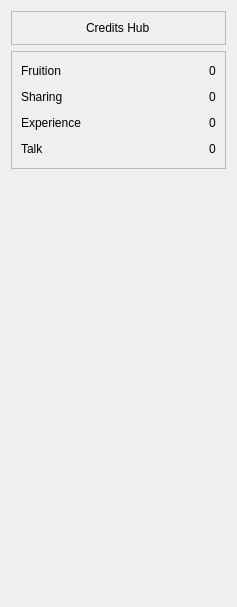
This is ui/ObjectivesWidget.ui in Reidaa/EpiReminder as Qt 5 draws it before an edit. The edited form follows.
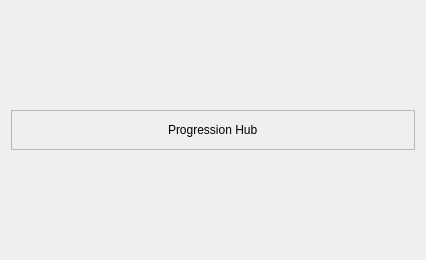
This is the edited form.

The edit to the form file:
```diff
--- a/ui/ObjectivesWidget.ui
+++ b/ui/ObjectivesWidget.ui
@@ -6,8 +6,8 @@
    <rect>
     <x>0</x>
     <y>0</y>
-    <width>237</width>
-    <height>607</height>
+    <width>426</width>
+    <height>260</height>
    </rect>
   </property>
   <property name="windowTitle">
@@ -16,6 +16,18 @@
   <layout class="QVBoxLayout" name="verticalLayout">
    <item>
     <widget class="QFrame" name="frame">
+     <property name="minimumSize">
+      <size>
+       <width>0</width>
+       <height>40</height>
+      </size>
+     </property>
+     <property name="maximumSize">
+      <size>
+       <width>16777215</width>
+       <height>40</height>
+      </size>
+     </property>
      <property name="frameShape">
       <enum>QFrame::StyledPanel</enum>
      </property>
@@ -26,7 +38,7 @@
       <item alignment="Qt::AlignHCenter|Qt::AlignVCenter">
        <widget class="QLabel" name="label">
         <property name="text">
-         <string>Credits Hub</string>
+         <string>Progression Hub</string>
         </property>
        </widget>
       </item>
@@ -34,134 +46,7 @@
     </widget>
    </item>
    <item>
-    <widget class="QFrame" name="frame">
-     <property name="frameShape">
-      <enum>QFrame::StyledPanel</enum>
-     </property>
-     <layout class="QGridLayout" name="gridLayout">
-      <item row="2" column="2">
-       <widget class="QLabel" name="label_15">
-        <property name="text">
-         <string>0</string>
-        </property>
-       </widget>
-      </item>
-      <item row="1" column="0">
-       <widget class="QLabel" name="label_5">
-        <property name="text">
-         <string>Sharing</string>
-        </property>
-       </widget>
-      </item>
-      <item row="3" column="0">
-       <widget class="QLabel" name="label_7">
-        <property name="text">
-         <string>Talk</string>
-        </property>
-       </widget>
-      </item>
-      <item row="0" column="2">
-       <widget class="QLabel" name="label_13">
-        <property name="text">
-         <string>0</string>
-        </property>
-       </widget>
-      </item>
-      <item row="2" column="0">
-       <widget class="QLabel" name="label_6">
-        <property name="text">
-         <string>Experience</string>
-        </property>
-       </widget>
-      </item>
-      <item row="0" column="0">
-       <widget class="QLabel" name="label_2">
-        <property name="text">
-         <string>Fruition</string>
-        </property>
-       </widget>
-      </item>
-      <item row="1" column="2">
-       <widget class="QLabel" name="label_14">
-        <property name="text">
-         <string>0</string>
-        </property>
-       </widget>
-      </item>
-      <item row="3" column="2">
-       <widget class="QLabel" name="label_16">
-        <property name="text">
-         <string>0</string>
-        </property>
-       </widget>
-      </item>
-      <item row="0" column="1">
-       <spacer name="horizontalSpacer">
-        <property name="orientation">
-         <enum>Qt::Horizontal</enum>
-        </property>
-        <property name="sizeHint" stdset="0">
-         <size>
-          <width>40</width>
-          <height>20</height>
-         </size>
-        </property>
-       </spacer>
-      </item>
-      <item row="1" column="1">
-       <spacer name="horizontalSpacer_2">
-        <property name="orientation">
-         <enum>Qt::Horizontal</enum>
-        </property>
-        <property name="sizeHint" stdset="0">
-         <size>
-          <width>40</width>
-          <height>20</height>
-         </size>
-        </property>
-       </spacer>
-      </item>
-      <item row="2" column="1">
-       <spacer name="horizontalSpacer_3">
-        <property name="orientation">
-         <enum>Qt::Horizontal</enum>
-        </property>
-        <property name="sizeHint" stdset="0">
-         <size>
-          <width>40</width>
-          <height>20</height>
-         </size>
-        </property>
-       </spacer>
-      </item>
-      <item row="3" column="1">
-       <spacer name="horizontalSpacer_4">
-        <property name="orientation">
-         <enum>Qt::Horizontal</enum>
-        </property>
-        <property name="sizeHint" stdset="0">
-         <size>
-          <width>40</width>
-          <height>20</height>
-         </size>
-        </property>
-       </spacer>
-      </item>
-     </layout>
-    </widget>
-   </item>
-   <item>
-    <spacer name="verticalSpacer">
-     <property name="orientation">
-      <enum>Qt::Vertical</enum>
-     </property>
-     <property name="sizeHint" stdset="0">
-      <size>
-       <width>20</width>
-       <height>40</height>
-      </size>
-     </property>
-    </spacer>
+    <layout class="QHBoxLayout" name="horizontalLayout"/>
    </item>
   </layout>
  </widget>
```
Left out of the diff: 4 changed lines with no effect on the pictures.
